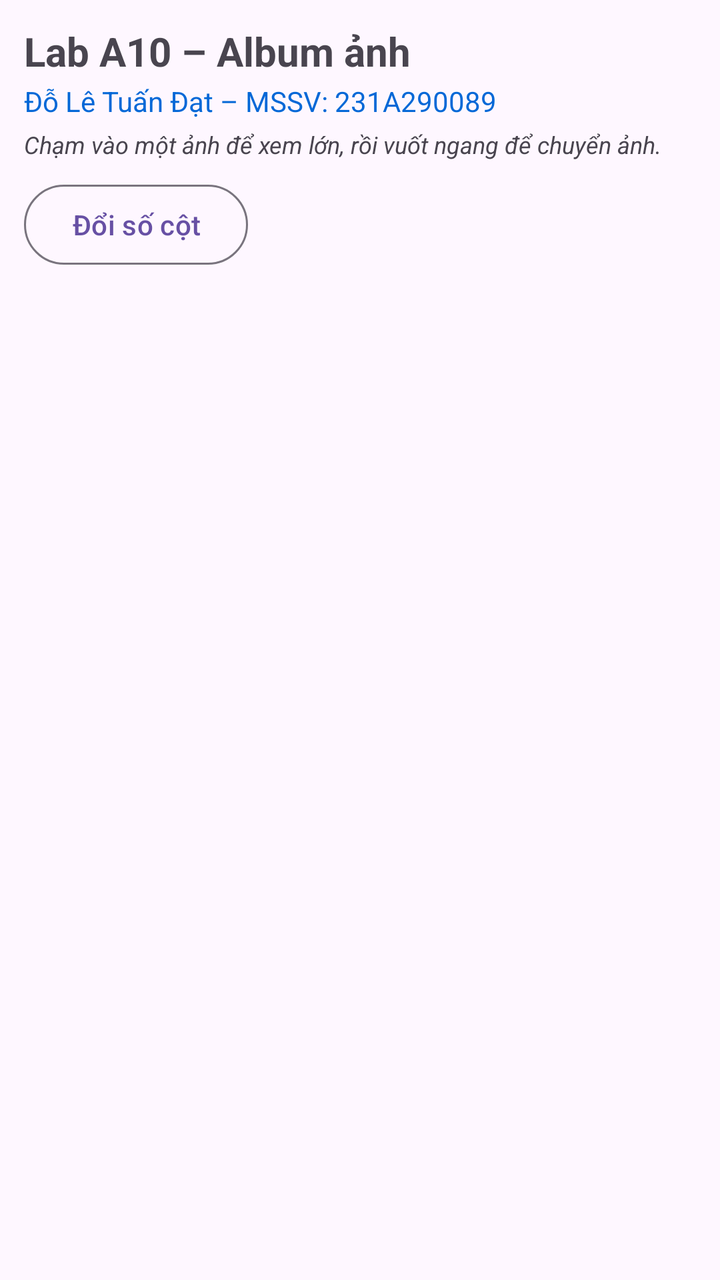
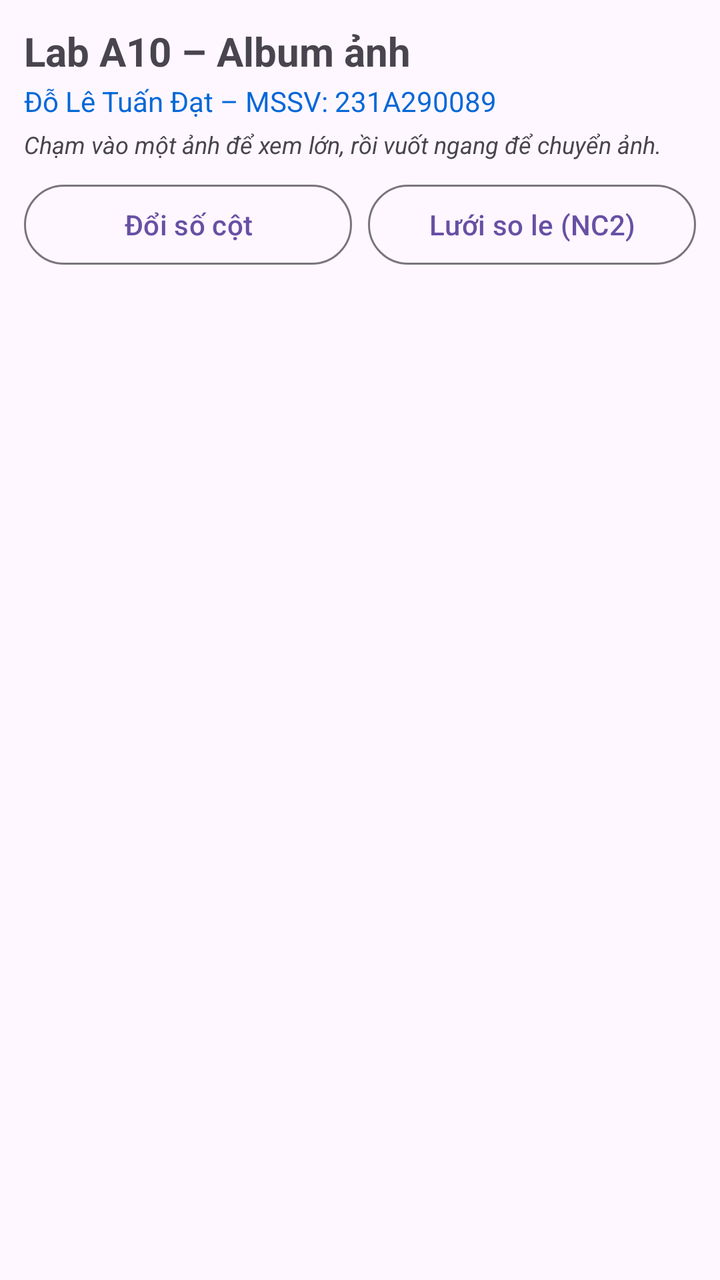

Compare the two renders of this Android layout. The source of the first and the diff that turns it into the second are given below.
<!-- AndroidManifest.xml: application theme Theme.A10_231A290089 -->
<!-- res/layout/activity_main.xml -->
<?xml version="1.0" encoding="utf-8"?>
<LinearLayout xmlns:android="http://schemas.android.com/apk/res/android"
    android:id="@+id/main"
    android:layout_width="match_parent"
    android:layout_height="match_parent"
    android:orientation="vertical"
    android:padding="12dp">

    <TextView
        android:layout_width="wrap_content"
        android:layout_height="wrap_content"
        android:text="@string/title"
        android:textSize="20sp"
        android:textStyle="bold" />

    <TextView
        android:layout_width="wrap_content"
        android:layout_height="wrap_content"
        android:layout_marginTop="2dp"
        android:text="@string/student"
        android:textColor="#0468D7" />

    <TextView
        android:layout_width="wrap_content"
        android:layout_height="wrap_content"
        android:layout_marginTop="4dp"
        android:text="@string/huong_dan"
        android:textSize="12sp"
        android:textStyle="italic" />

    <Button
        android:id="@+id/btnDoiCot"
        style="?attr/materialButtonOutlinedStyle"
        android:layout_width="wrap_content"
        android:layout_height="wrap_content"
        android:layout_marginTop="8dp"
        android:text="@string/doi_cot" />

    <androidx.recyclerview.widget.RecyclerView
        android:id="@+id/rvAnh"
        android:layout_width="match_parent"
        android:layout_height="0dp"
        android:layout_marginTop="8dp"
        android:layout_weight="1"
        android:clipToPadding="false"
        android:padding="4dp" />
</LinearLayout>
<!-- resources referenced by this layout -->
<resources>
  <string name="doi_cot">Đổi số cột</string>
  <string name="huong_dan">Chạm vào một ảnh để xem lớn, rồi vuốt ngang để chuyển ảnh.</string>
  <string name="student">Đỗ Lê Tuấn Đạt – MSSV: 231A290089</string>
  <string name="title">Lab A10 – Album ảnh</string>
  <style name="Theme.A10_231A290089" parent="Base.Theme.A10_231A290089" />
  <style name="Base.Theme.A10_231A290089" parent="Theme.Material3.DayNight.NoActionBar">
          
          
      </style>
</resources>

<!-- the commit's change to res/layout/activity_main.xml (unified diff, before → after) -->
@@ -28,13 +28,30 @@
         android:textSize="12sp"
         android:textStyle="italic" />
 
-    <Button
-        android:id="@+id/btnDoiCot"
-        style="?attr/materialButtonOutlinedStyle"
-        android:layout_width="wrap_content"
+    
+    <LinearLayout
+        android:layout_width="match_parent"
         android:layout_height="wrap_content"
         android:layout_marginTop="8dp"
-        android:text="@string/doi_cot" />
+        android:orientation="horizontal">
+
+        <Button
+            android:id="@+id/btnDoiCot"
+            style="?attr/materialButtonOutlinedStyle"
+            android:layout_width="0dp"
+            android:layout_height="wrap_content"
+            android:layout_weight="1"
+            android:text="@string/doi_cot" />
+
+        <Button
+            android:id="@+id/btnStaggered"
+            style="?attr/materialButtonOutlinedStyle"
+            android:layout_width="0dp"
+            android:layout_height="wrap_content"
+            android:layout_marginStart="8dp"
+            android:layout_weight="1"
+            android:text="Lưới so le (NC2)" />
+    </LinearLayout>
 
     <androidx.recyclerview.widget.RecyclerView
         android:id="@+id/rvAnh"
